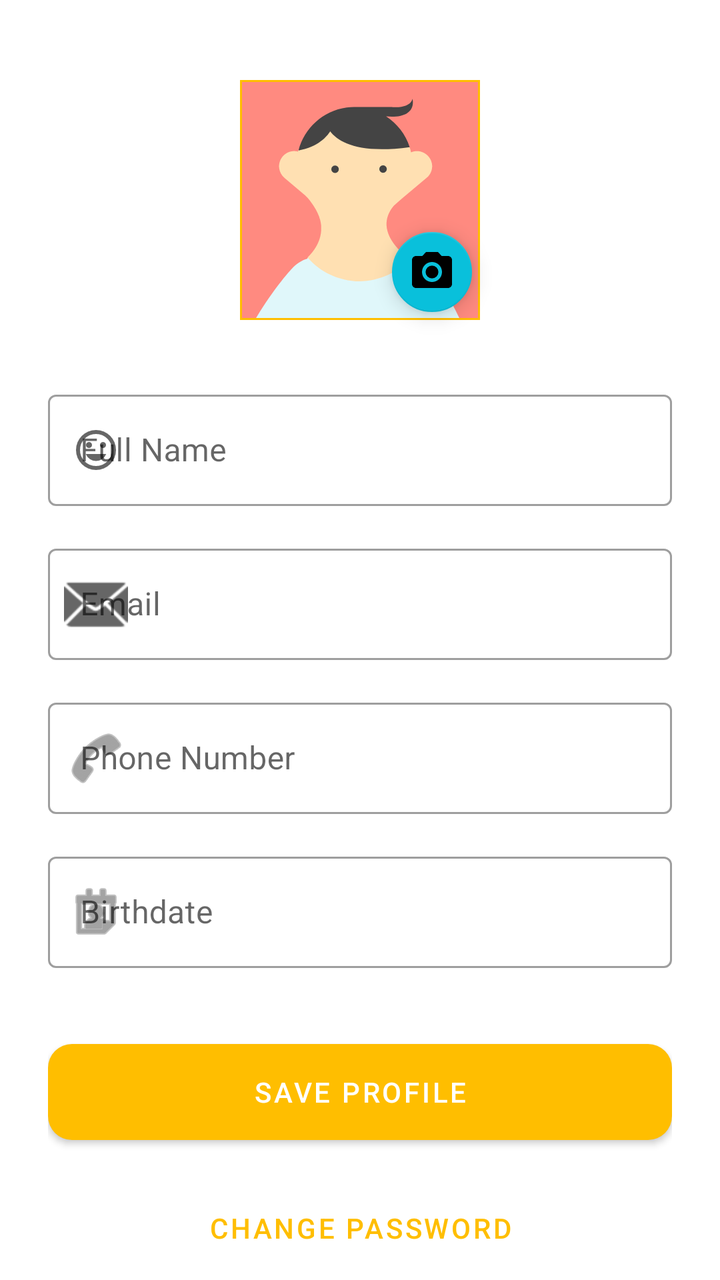
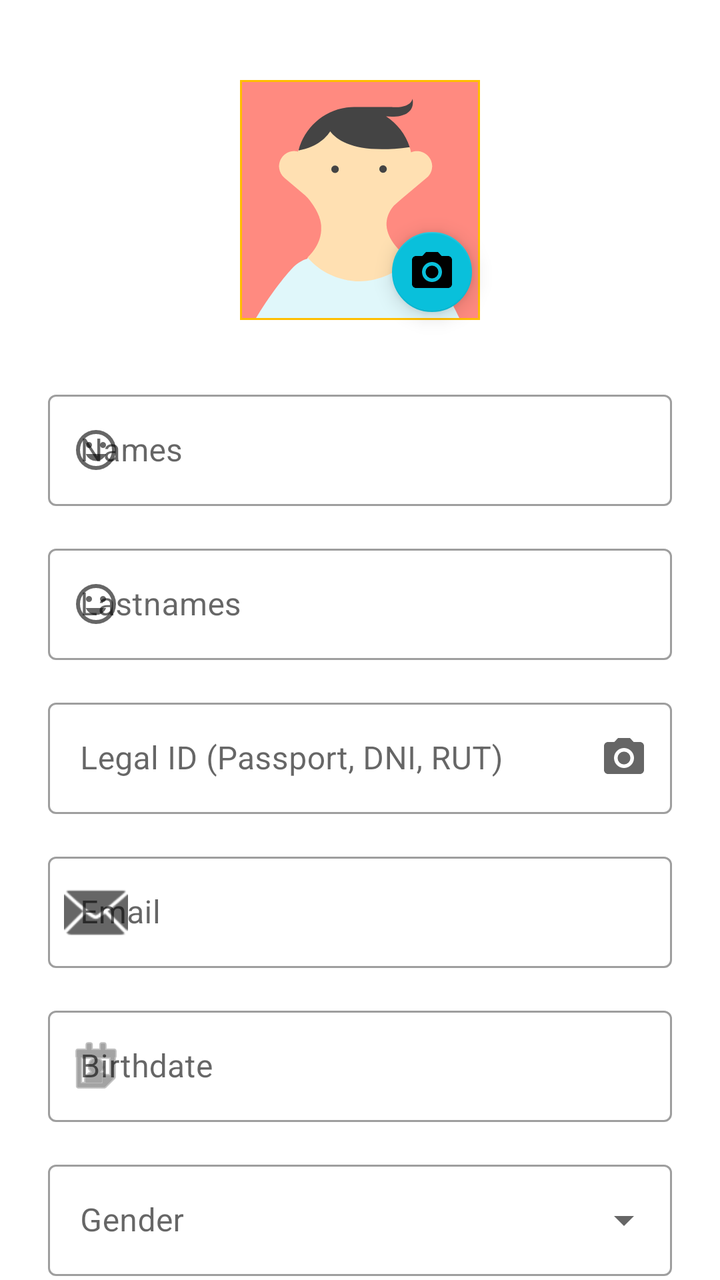

Two renders of the same Android screen: before a commit and after it. Below are the layout's source before the change and the commit's diff.
<!-- AndroidManifest.xml: application theme Theme.QhagoApp -->
<!-- res/layout/fragment_profile.xml -->
<?xml version="1.0" encoding="utf-8"?>
<androidx.core.widget.NestedScrollView xmlns:android="http://schemas.android.com/apk/res/android"
    xmlns:app="http://schemas.android.com/apk/res-auto"
    xmlns:tools="http://schemas.android.com/tools"
    android:layout_width="match_parent"
    android:layout_height="match_parent"
    android:fillViewport="true"
    android:background="?attr/colorSurface">

    <androidx.constraintlayout.widget.ConstraintLayout
        android:layout_width="match_parent"
        android:layout_height="wrap_content"
        android:padding="24dp">

        
        <com.google.android.material.imageview.ShapeableImageView
            android:id="@+id/iv_profile_image"
            android:layout_width="120dp"
            android:layout_height="120dp"
            android:layout_marginTop="16dp"
            android:scaleType="centerCrop"
            app:shapeAppearanceOverlay="@style/ShapeAppearance.MaterialComponents.LargeComponent"
            app:strokeColor="?attr/colorPrimary"
            app:strokeWidth="2dp"
            app:layout_constraintTop_toTopOf="parent"
            app:layout_constraintStart_toStartOf="parent"
            app:layout_constraintEnd_toEndOf="parent"
            android:src="@drawable/avatar_1"
            android:contentDescription="@string/profile_image_content_description" />

        <com.google.android.material.floatingactionbutton.FloatingActionButton
            android:id="@+id/fab_edit_image"
            android:layout_width="wrap_content"
            android:layout_height="wrap_content"
            app:fabSize="mini"
            app:srcCompat="@drawable/ic_camera_black_24dp"
            app:layout_constraintBottom_toBottomOf="@id/iv_profile_image"
            app:layout_constraintEnd_toEndOf="@id/iv_profile_image"
            android:contentDescription="@string/profile_image_content_description" />

        
        <com.google.android.material.textfield.TextInputLayout
            android:id="@+id/til_name"
            style="@style/Widget.MaterialComponents.TextInputLayout.OutlinedBox"
            android:layout_width="match_parent"
            android:layout_height="wrap_content"
            android:layout_marginTop="32dp"
            android:hint="@string/prompt_name"
            app:startIconDrawable="@drawable/ic_profile"
            app:layout_constraintTop_toBottomOf="@id/iv_profile_image">

            <com.google.android.material.textfield.TextInputEditText
                android:id="@+id/et_name"
                android:layout_width="match_parent"
                android:layout_height="wrap_content"
                android:inputType="textPersonName" />
        </com.google.android.material.textfield.TextInputLayout>

        
        <com.google.android.material.textfield.TextInputLayout
            android:id="@+id/til_email"
            style="@style/Widget.MaterialComponents.TextInputLayout.OutlinedBox"
            android:layout_width="match_parent"
            android:layout_height="wrap_content"
            android:layout_marginTop="16dp"
            android:hint="@string/prompt_email"
            app:startIconDrawable="@android:drawable/ic_dialog_email"
            app:layout_constraintTop_toBottomOf="@id/til_name">

            <com.google.android.material.textfield.TextInputEditText
                android:id="@+id/et_email"
                android:layout_width="match_parent"
                android:layout_height="wrap_content"
                android:inputType="textEmailAddress" />
        </com.google.android.material.textfield.TextInputLayout>

        
        <com.google.android.material.textfield.TextInputLayout
            android:id="@+id/til_phone"
            style="@style/Widget.MaterialComponents.TextInputLayout.OutlinedBox"
            android:layout_width="match_parent"
            android:layout_height="wrap_content"
            android:layout_marginTop="16dp"
            android:hint="@string/prompt_phone"
            app:startIconDrawable="@android:drawable/ic_menu_call"
            app:layout_constraintTop_toBottomOf="@id/til_email">

            <com.google.android.material.textfield.TextInputEditText
                android:id="@+id/et_phone"
                android:layout_width="match_parent"
                android:layout_height="wrap_content"
                android:inputType="phone" />
        </com.google.android.material.textfield.TextInputLayout>

        
        <com.google.android.material.textfield.TextInputLayout
            android:id="@+id/til_birthdate"
            style="@style/Widget.MaterialComponents.TextInputLayout.OutlinedBox"
            android:layout_width="match_parent"
            android:layout_height="wrap_content"
            android:layout_marginTop="16dp"
            android:hint="@string/prompt_birthdate"
            app:startIconDrawable="@android:drawable/ic_menu_my_calendar"
            app:layout_constraintTop_toBottomOf="@id/til_phone">

            <com.google.android.material.textfield.TextInputEditText
                android:id="@+id/et_birthdate"
                android:layout_width="match_parent"
                android:layout_height="wrap_content"
                android:focusable="false"
                android:inputType="none" />
        </com.google.android.material.textfield.TextInputLayout>

        
        <com.google.android.material.button.MaterialButton
            android:id="@+id/btn_save_profile"
            android:layout_width="match_parent"
            android:layout_height="60dp"
            android:layout_marginTop="32dp"
            android:text="@string/action_save_profile"
            app:cornerRadius="12dp"
            app:layout_constraintTop_toBottomOf="@id/til_birthdate" />

        
        <com.google.android.material.button.MaterialButton
            android:id="@+id/btn_change_password"
            style="@style/Widget.MaterialComponents.Button.TextButton"
            android:layout_width="match_parent"
            android:layout_height="60dp"
            android:layout_marginTop="8dp"
            android:layout_marginBottom="16dp"
            android:text="@string/action_change_password"
            app:layout_constraintTop_toBottomOf="@id/btn_save_profile"
            app:layout_constraintBottom_toBottomOf="parent" />

        <ProgressBar
            android:id="@+id/pb_profile_loading"
            android:layout_width="wrap_content"
            android:layout_height="wrap_content"
            android:visibility="gone"
            app:layout_constraintTop_toTopOf="parent"
            app:layout_constraintBottom_toBottomOf="parent"
            app:layout_constraintStart_toStartOf="parent"
            app:layout_constraintEnd_toEndOf="parent" />

    </androidx.constraintlayout.widget.ConstraintLayout>

</androidx.core.widget.NestedScrollView>
<!-- resources referenced by this layout -->
<resources>
  <!-- drawable avatar_1: vector/xml drawable (drawable, 2395 chars, omitted) -->
  <!-- drawable ic_camera_black_24dp (drawable) -->
  <vector xmlns:android="http://schemas.android.com/apk/res/android"
      android:width="24dp"
      android:height="24dp"
      android:viewportWidth="24.0"
      android:viewportHeight="24.0">
      <path
          android:fillColor="#FF000000"
          android:pathData="M12,12m-3.2,0a3.2,3.2 0,1 1,6.4 0a3.2,3.2 0,1 1,-6.4 0" />
      <path
          android:fillColor="#FF000000"
          android:pathData="M9,2L7.17,4H4c-1.1,0 -2,0.9 -2,2v12c0,1.1 0.9,2 2,2h16c1.1,0 2,-0.9 2,-2V6c0,-1.1 -0.9,-2 -2,-2h-3.17L15,2H9zm3,15c-2.76,0 -5,-2.24 -5,-5s2.24,-5 5,-5 5,2.24 5,5 -2.24,5 -5,5z" />
  </vector>
  <!-- drawable ic_profile (drawable) -->
  <vector xmlns:android="http://schemas.android.com/apk/res/android" android:height="24dp" android:tint="#000000" android:viewportHeight="960" android:viewportWidth="960" android:width="24dp">
        
      <path android:fillColor="@android:color/white" android:pathData="M620,440Q645,440 662.5,422.5Q680,405 680,380Q680,355 662.5,337.5Q645,320 620,320Q595,320 577.5,337.5Q560,355 560,380Q560,405 577.5,422.5Q595,440 620,440ZM340,440Q365,440 382.5,422.5Q400,405 400,380Q400,355 382.5,337.5Q365,320 340,320Q315,320 297.5,337.5Q280,355 280,380Q280,405 297.5,422.5Q315,440 340,440ZM603.5,661.5Q659,623 684,560L276,560Q301,623 356.5,661.5Q412,700 480,700Q548,700 603.5,661.5ZM324,848.5Q251,817 197,763Q143,709 111.5,636Q80,563 80,480Q80,397 111.5,324Q143,251 197,197Q251,143 324,111.5Q397,80 480,80Q563,80 636,111.5Q709,143 763,197Q817,251 848.5,324Q880,397 880,480Q880,563 848.5,636Q817,709 763,763Q709,817 636,848.5Q563,880 480,880Q397,880 324,848.5ZM480,480Q480,480 480,480Q480,480 480,480Q480,480 480,480Q480,480 480,480Q480,480 480,480Q480,480 480,480Q480,480 480,480Q480,480 480,480ZM707,707Q800,614 800,480Q800,346 707,253Q614,160 480,160Q346,160 253,253Q160,346 160,480Q160,614 253,707Q346,800 480,800Q614,800 707,707Z"/>
      
  </vector>
  <string name="action_change_password">Change Password</string>
  <string name="action_save_profile">Save Profile</string>
  <string name="profile_image_content_description">Profile Picture</string>
  <string name="prompt_birthdate">Birthdate</string>
  <string name="prompt_email">Email</string>
  <string name="prompt_name">Full Name</string>
  <string name="prompt_phone">Phone Number</string>
  <style name="Theme.QhagoApp" parent="Theme.MaterialComponents.DayNight.DarkActionBar">
          
          <item name="colorPrimary">@color/purple_500</item>
          <item name="colorPrimaryVariant">@color/purple_700</item>
          <item name="colorOnPrimary">@color/white</item>
          
          <item name="colorSecondary">@color/teal_200</item>
          <item name="colorSecondaryVariant">@color/teal_700</item>
          <item name="colorOnSecondary">@color/black</item>
          
          <item name="android:statusBarColor">?attr/colorPrimaryVariant</item>
          
      </style>
  <color name="purple_500">#FFBE00</color>
  <color name="purple_700">#FF9700</color>
  <color name="white">#FFFFFFFF</color>
  <color name="teal_200">#09C0DB</color>
  <color name="teal_700">#007F95</color>
  <color name="black">#FF000000</color>
</resources>

<!-- the commit's change to res/layout/fragment_profile.xml (unified diff, before → after) -->
@@ -40,20 +40,58 @@
 
         
         <com.google.android.material.textfield.TextInputLayout
-            android:id="@+id/til_name"
+            android:id="@+id/til_names"
             style="@style/Widget.MaterialComponents.TextInputLayout.OutlinedBox"
             android:layout_width="match_parent"
             android:layout_height="wrap_content"
             android:layout_marginTop="32dp"
-            android:hint="@string/prompt_name"
+            android:hint="@string/prompt_names"
             app:startIconDrawable="@drawable/ic_profile"
             app:layout_constraintTop_toBottomOf="@id/iv_profile_image">
 
             <com.google.android.material.textfield.TextInputEditText
-                android:id="@+id/et_name"
+                android:id="@+id/et_names"
                 android:layout_width="match_parent"
                 android:layout_height="wrap_content"
                 android:inputType="textPersonName" />
+        </com.google.android.material.textfield.TextInputLayout>
+
+        
+        <com.google.android.material.textfield.TextInputLayout
+            android:id="@+id/til_lastnames"
+            style="@style/Widget.MaterialComponents.TextInputLayout.OutlinedBox"
+            android:layout_width="match_parent"
+            android:layout_height="wrap_content"
+            android:layout_marginTop="16dp"
+            android:hint="@string/prompt_lastnames"
+            app:startIconDrawable="@drawable/ic_profile"
+            app:layout_constraintTop_toBottomOf="@id/til_names">
+
+            <com.google.android.material.textfield.TextInputEditText
+                android:id="@+id/et_lastnames"
+                android:layout_width="match_parent"
+                android:layout_height="wrap_content"
+                android:inputType="textPersonName" />
+        </com.google.android.material.textfield.TextInputLayout>
+
+        
+        <com.google.android.material.textfield.TextInputLayout
+            android:id="@+id/til_legal_id"
+            style="@style/Widget.MaterialComponents.TextInputLayout.OutlinedBox"
+            android:layout_width="match_parent"
+            android:layout_height="wrap_content"
+            android:layout_marginTop="16dp"
+            android:hint="@string/prompt_legal_id"
+            app:endIconMode="custom"
+            app:endIconDrawable="@drawable/ic_camera_black_24dp"
+            app:endIconContentDescription="Scan ID"
+            app:layout_constraintTop_toBottomOf="@id/til_lastnames">
+
+            <com.google.android.material.textfield.TextInputEditText
+                android:id="@+id/et_legal_id"
+                android:layout_width="match_parent"
+                android:layout_height="wrap_content"
+                android:inputType="text" />
         </com.google.android.material.textfield.TextInputLayout>
 
         
@@ -65,31 +103,14 @@
             android:layout_marginTop="16dp"
             android:hint="@string/prompt_email"
             app:startIconDrawable="@android:drawable/ic_dialog_email"
-            app:layout_constraintTop_toBottomOf="@id/til_name">
+            app:layout_constraintTop_toBottomOf="@id/til_legal_id">
 
             <com.google.android.material.textfield.TextInputEditText
                 android:id="@+id/et_email"
                 android:layout_width="match_parent"
                 android:layout_height="wrap_content"
-                android:inputType="textEmailAddress" />
-        </com.google.android.material.textfield.TextInputLayout>
-
-        
-        <com.google.android.material.textfield.TextInputLayout
-            android:id="@+id/til_phone"
-            style="@style/Widget.MaterialComponents.TextInputLayout.OutlinedBox"
-            android:layout_width="match_parent"
-            android:layout_height="wrap_content"
-            android:layout_marginTop="16dp"
-            android:hint="@string/prompt_phone"
-            app:startIconDrawable="@android:drawable/ic_menu_call"
-            app:layout_constraintTop_toBottomOf="@id/til_email">
-
-            <com.google.android.material.textfield.TextInputEditText
-                android:id="@+id/et_phone"
-                android:layout_width="match_parent"
-                android:layout_height="wrap_content"
-                android:inputType="phone" />
+                android:inputType="textEmailAddress"
+                android:enabled="false" />
         </com.google.android.material.textfield.TextInputLayout>
 
         
@@ -101,13 +122,30 @@
             android:layout_marginTop="16dp"
             android:hint="@string/prompt_birthdate"
             app:startIconDrawable="@android:drawable/ic_menu_my_calendar"
-            app:layout_constraintTop_toBottomOf="@id/til_phone">
+            app:layout_constraintTop_toBottomOf="@id/til_email">
 
             <com.google.android.material.textfield.TextInputEditText
                 android:id="@+id/et_birthdate"
                 android:layout_width="match_parent"
                 android:layout_height="wrap_content"
                 android:focusable="false"
+                android:inputType="none" />
+        </com.google.android.material.textfield.TextInputLayout>
+
+        
+        <com.google.android.material.textfield.TextInputLayout
+            android:id="@+id/til_gender"
+            style="@style/Widget.MaterialComponents.TextInputLayout.OutlinedBox.ExposedDropdownMenu"
+            android:layout_width="match_parent"
+            android:layout_height="wrap_content"
+            android:layout_marginTop="16dp"
+            android:hint="@string/prompt_gender"
+            app:layout_constraintTop_toBottomOf="@id/til_birthdate">
+
+            <AutoCompleteTextView
+                android:id="@+id/act_gender"
+                android:layout_width="match_parent"
+                android:layout_height="wrap_content"
                 android:inputType="none" />
         </com.google.android.material.textfield.TextInputLayout>
 
@@ -119,7 +157,7 @@
             android:layout_marginTop="32dp"
             android:text="@string/action_save_profile"
             app:cornerRadius="12dp"
-            app:layout_constraintTop_toBottomOf="@id/til_birthdate" />
+            app:layout_constraintTop_toBottomOf="@id/til_gender" />
 
         
         <com.google.android.material.button.MaterialButton
<!-- resource entries referenced after the edit -->
@@ -25,8 +25,10 @@
   <string name="profile_image_content_description">Profile Picture</string>
   <string name="prompt_birthdate">Birthdate</string>
   <string name="prompt_email">Email</string>
-  <string name="prompt_name">Full Name</string>
-  <string name="prompt_phone">Phone Number</string>
+  <string name="prompt_gender">Gender</string>
+  <string name="prompt_lastnames">Lastnames</string>
+  <string name="prompt_legal_id">Legal ID (Passport, DNI, RUT)</string>
+  <string name="prompt_names">Names</string>
   <style name="Theme.QhagoApp" parent="Theme.MaterialComponents.DayNight.DarkActionBar">
           
           <item name="colorPrimary">@color/purple_500</item>
